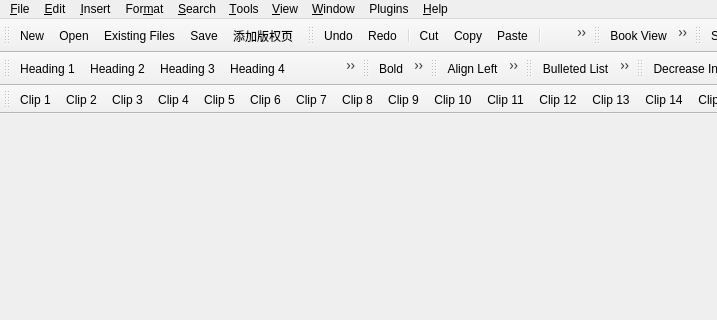
luojilab/Magic, file src/Form_Files/main.ui: the form before one commit; both pictures show x 0 to 717 and y 0 to 320 of the 1000 by 700 pixel window.
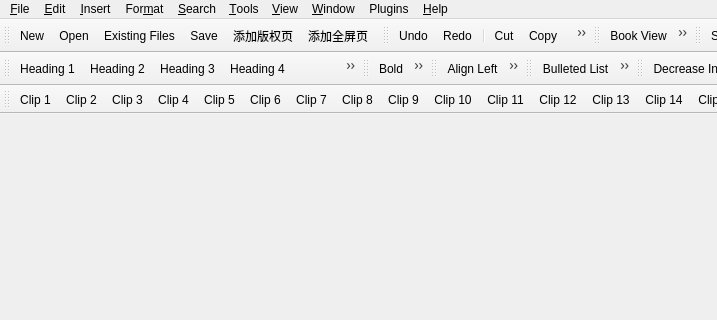
The form after the commit. Icons and pictures are not drawn.

Commit message: 1.添加全屏页面 2.解决Mac上关闭window之后重新打开预览的crash 3.调整qt中文字符串为u8

```diff
--- a/src/Form_Files/main.ui
+++ b/src/Form_Files/main.ui
@@ -403,6 +403,7 @@
    <addaction name="actionAddExistingFile"/>
    <addaction name="actionSave"/>
    <addaction name="actionAddCopyrightPage"/>
+   <addaction name="actionAddFullScreenPage"/>
   </widget>
   <widget class="QToolBar" name="toolBarTextManip">
    <property name="windowTitle">
@@ -2469,6 +2470,11 @@
     <string>小米预览</string>
    </property>
   </action>
+  <action name="actionAddFullScreenPage">
+   <property name="text">
+    <string>添加全屏页</string>
+   </property>
+  </action>
  </widget>
  <resources>
   <include location="../Resource_Files/main/main.qrc"/>
```
Left out of the diff: 5 changed lines with no effect on the pictures. The commit also changes 7 other files.
